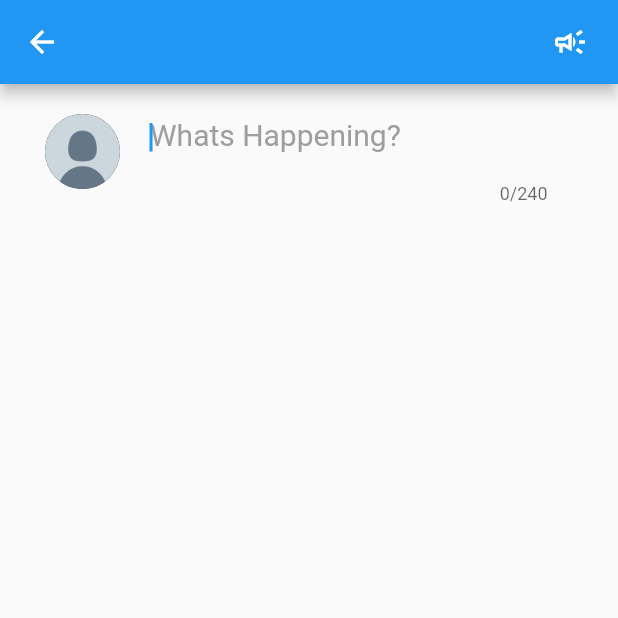
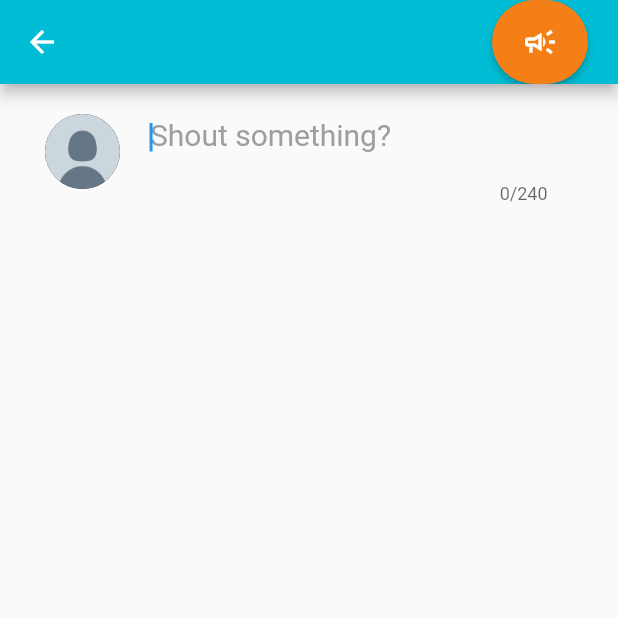
Before and after one commit to MicoT/Module3-OOP, a Flutter app: the Home screen opened directly, after a tap on the "edit" icon, on a phone screen of 412 x 824 dp, the top half of it. Run offline on Flutter 3.47's test engine with Material 2 defaults, Android fonts, the phone set to English and light mode, and no system bars.

Commit message:
error on composer and color and icon changes

```diff
--- a/lib/Screens/composer.dart
+++ b/lib/Screens/composer.dart
@@ -1,37 +1,57 @@
-// ignore_for_file: prefer_const_constructors, prefer_const_literals_to_create_immutables, unnecessary_new, unused_field, duplicate_ignore, sized_box_for_whitespace
+// ignore_for_file: prefer_const_constructors, prefer_const_literals_to_create_immutables, unnecessary_new, unused_field, duplicate_ignore, sized_box_for_whitespace, prefer_final_fields
 
 import 'package:flutter/material.dart';
 import 'package:twitter/home.dart';
 import 'create_shout.dart';
 
-final userTweet = TextEditingController();
+final userShoutMaker = TextEditingController();
 
-class Tweet extends StatefulWidget {
-  const Tweet({Key? key}) : super(key: key);
+class ShoutMaker extends StatefulWidget {
+  const ShoutMaker({Key? key}) : super(key: key);
 
   @override
-  _TweetState createState() => _TweetState();
+  _ShoutMakerState createState() => _ShoutMakerState();
 }
 
-class _TweetState extends State<Tweet> {
+class _ShoutMakerState extends State<ShoutMaker> {
   final _formKey = GlobalKey<FormState>();
   String _enteredText = '';
-
+  bool _lock = false;
   @override
   Widget build(BuildContext context) {
     // ignore: unnecessary_new
     return new Scaffold(
       appBar: AppBar(
+        backgroundColor: Colors.cyan,
         actions: <Widget>[
           Padding(
             padding: EdgeInsets.only(right: 20),
-            child: GestureDetector(
-              onTap: () {
-                userShout.add(new Shouttext(shout: userTweet.text));
-                Navigator.pushReplacement(
-                    context, MaterialPageRoute(builder: (context) => MyHome()));
+            child: ElevatedButton(
+              onPressed: () async {
+                setState(() {
+                  _lock = true;
+                });
+                if (_enteredText.isNotEmpty) {
+                  userShout.add(new Shouttext(shout: userShoutMaker.text));
+                  Navigator.pushReplacement(context,
+                      MaterialPageRoute(builder: (context) => MyHome()));
+                } else {
+                  const snackBar = SnackBar(
+                      backgroundColor: Color(0xFFD50000),
+                      content: Text("I can't hear anything...",
+                          textAlign: TextAlign.center,
+                          style: TextStyle(
+                              color: Colors.white,
+                              fontWeight: FontWeight.w900)));
+
+                  ScaffoldMessenger.of(context).showSnackBar(snackBar);
+                }
               },
               child: Icon(Icons.campaign_outlined),
+              style: ButtonStyle(
+                  backgroundColor: MaterialStateProperty.all(Color(0xFFF57F17)),
+                  shape: MaterialStateProperty.all(RoundedRectangleBorder(
+                      borderRadius: BorderRadius.circular(90)))),
             ),
           ),
         ],
@@ -75,7 +95,7 @@ class _TweetState extends State<Tweet> {
                       keyboardType: TextInputType.multiline,
                       minLines: 1,
                       maxLines: 50,
-                      controller: userTweet,
+                      controller: userShoutMaker,
                       onChanged: (value) {
                         setState(() {
                           _enteredText = value;
@@ -83,7 +103,7 @@ class _TweetState extends State<Tweet> {
                       },
                       decoration: InputDecoration(
                         border: InputBorder.none,
-                        hintText: 'Whats Happening?',
+                        hintText: 'Shout something?',
                         hintStyle: TextStyle(color: Colors.grey, fontSize: 20),
                       ),
                     ),
--- a/lib/Screens/home.dart
+++ b/lib/Screens/home.dart
@@ -62,10 +62,10 @@ class Home extends StatelessWidget {
       floatingActionButton: FloatingActionButton(
         onPressed: () {
           Navigator.push(
-              context, MaterialPageRoute(builder: (context) => Tweet()));
+              context, MaterialPageRoute(builder: (context) => ShoutMaker()));
         },
         child: Icon(Icons.edit),
-        backgroundColor: Theme.of(context).colorScheme.secondary,
+        backgroundColor: Color(0xFFF57F17),
       ),
     );
   }
--- a/lib/Screens/search.dart
+++ b/lib/Screens/search.dart
@@ -123,7 +123,7 @@ class Search extends StatelessWidget {
       floatingActionButton: FloatingActionButton(
         onPressed: () {},
         child: Icon(Icons.search),
-        backgroundColor: Theme.of(context).accentColor,
+        backgroundColor: Color(0xFFF57F17),
       ),
     );
   }
--- a/lib/home.dart
+++ b/lib/home.dart
@@ -32,6 +32,7 @@ class MyHomeState extends State<MyHome> with SingleTickerProviderStateMixin {
   Widget build(BuildContext context) {
     return new Scaffold(
       appBar: new AppBar(
+        backgroundColor: Colors.cyan,
         title: new Text("SHOUT OUT!"),
         leading: CircleAvatar(
           radius: 5.0,
--- a/pubspec.yaml
+++ b/pubspec.yaml
@@ -60,6 +60,9 @@ flutter:
   assets:
     - assets/DP.png
     - assets/logo.png
+    - assets/discord.jpg
+    - assets/Genshin.jpg
+    - assets/Razer.jpg
   # To add assets to your application, add an assets section, like this:
   # assets:
   #   - images/a_dot_burr.jpeg
```
Also changed, not shown: lib/Screens/message.dart (+9 -9 lines), assets/Genshin.jpg (added), assets/Razer.jpg (added), assets/discord.jpg (added).
